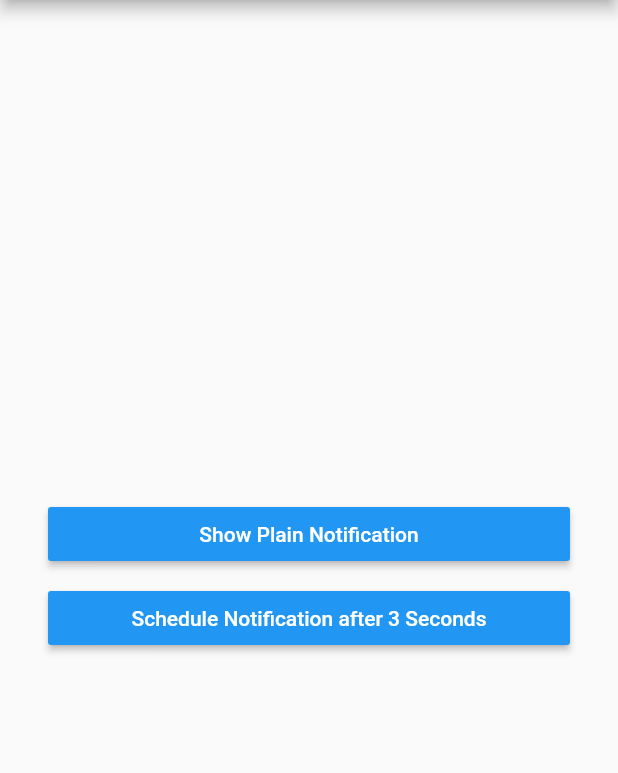
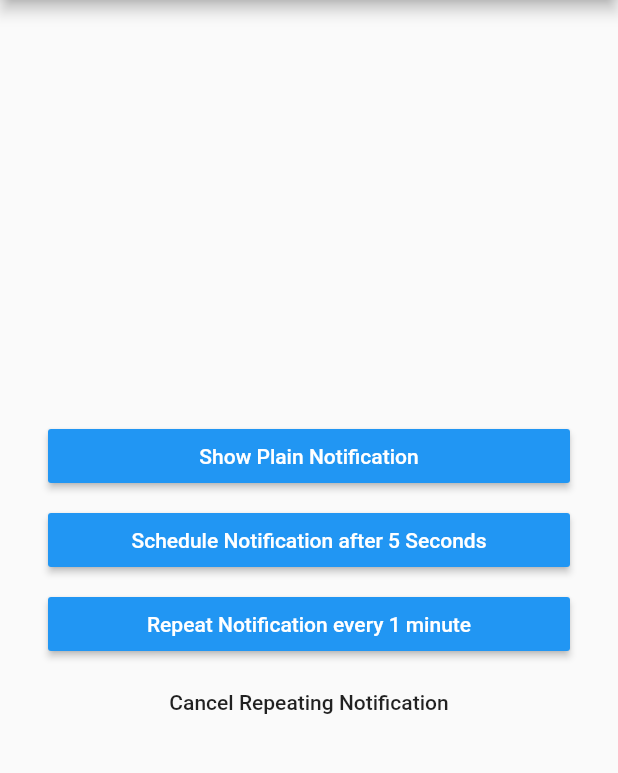
Before and after one commit to Ahmedc2l/flutter-notifications, a Flutter app: the screen it shows after launch, on a phone screen of 412 x 824 dp, the part 84-857 px from its top. Run offline on Flutter 3.47's test engine with Material 2 defaults, Android fonts, the phone set to English and light mode, and no system bars; our stand-ins replace flutter_local_notifications.

Commit message:
repeating notification

```diff
--- a/lib/main.dart
+++ b/lib/main.dart
@@ -40,9 +40,21 @@ class _MyAppState extends State<MyApp> {
             },
           ),
           PaddedButton(
-            text: "Schedule Notification after 3 Seconds",
+            text: "Schedule Notification after 5 Seconds",
             onPress: () async{
               await _showScheduledNotification();
+            },
+          ),
+          PaddedButton(
+            text: "Repeat Notification every 1 minute",
+            onPress: () async{
+              await _showRepeatedNotification();
+            },
+          ),
+          FlatButton(
+            child: Text('Cancel Repeating Notification'),
+            onPressed: () async{
+              await flutterLocalNotificationsPlugin.cancelAll();
             },
           )
         ],
@@ -94,12 +106,24 @@ class _MyAppState extends State<MyApp> {
     var platformChannelSpecifics = NotificationDetails(androidPlatformChannelSpecifics, iOSPlatformChannelSpecifics);
 
     await flutterLocalNotificationsPlugin.schedule(
-        0,
+        1,
         'scheduled title',
         'scheduled body',
         scheduledNotificationDateTime,
         platformChannelSpecifics);
 
+  }
+
+  _showRepeatedNotification() async{
+    var androidPlatformChannelSpecifics = AndroidNotificationDetails(
+        'repeating channel id',
+        'repeating channel name',
+        'repeating channel description');
+    var iOSPlatformChannelSpecifics = IOSNotificationDetails();
+    var platformChannelSpecifics = NotificationDetails(
+        androidPlatformChannelSpecifics, iOSPlatformChannelSpecifics);
+    await flutterLocalNotificationsPlugin.periodicallyShow(2, 'repeating title',
+        'repeating body', RepeatInterval.EveryMinute, platformChannelSpecifics);
   }
 }
 
```
